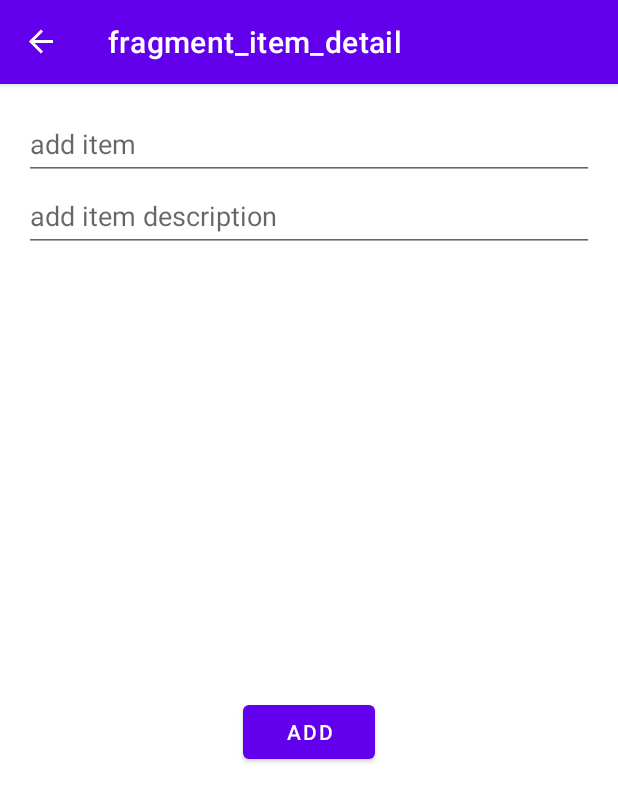
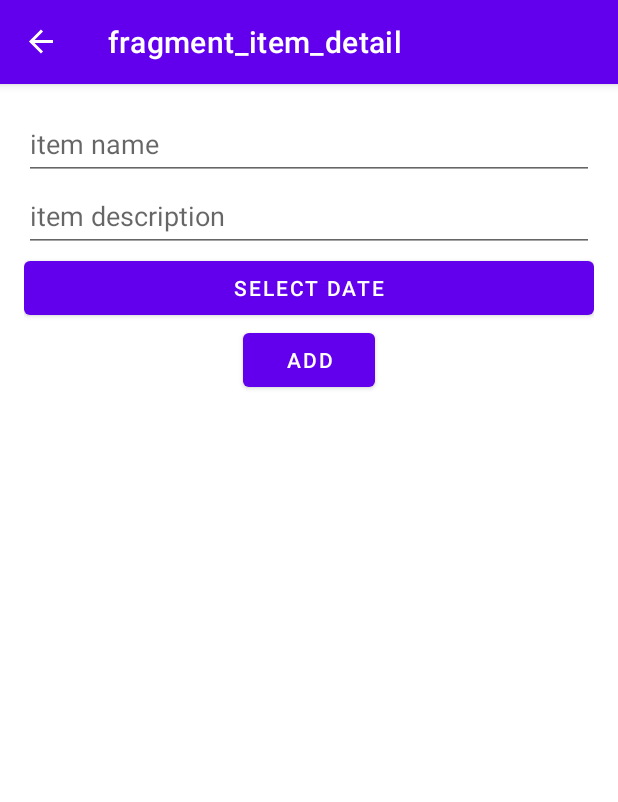
Before and after one commit to pikachuabc/DigitalRefrige, an Android app: the screen it shows after launch (MainActivity), after a tap on an icon or button, on a phone screen of 412 x 824 dp. Shown: the top 802 px of the screen. Run offline under Robolectric (Android 15) with nearby library versions, the phone set to English and light mode, and no system bars; our stand-ins replace Dagger/Hilt's generated code, data binding, navigation-ui; 4 statements that could not run were skipped.

Commit message:
complete crud on item and optimize code blocks

```diff
--- a/app/build.gradle
+++ b/app/build.gradle
@@ -31,6 +31,10 @@ android {
 
     viewBinding {
         enabled = true
+    }
+
+    buildFeatures {
+        dataBinding true
     }
 
     compileOptions {
--- a/app/src/main/java/com/example/digitalrefrige/model/dataSource/ItemDAO.java
+++ b/app/src/main/java/com/example/digitalrefrige/model/dataSource/ItemDAO.java
@@ -13,7 +13,7 @@ import java.util.List;
 
 @Dao
 public interface ItemDAO {
-    @Query("select * from item_table")
+    @Query("select * from item_table order by createDate")
     LiveData<List<Item>> getAllItems();
 
     @Insert
--- a/app/src/main/java/com/example/digitalrefrige/views/itemList/ItemDetailFragment.java
+++ b/app/src/main/java/com/example/digitalrefrige/views/itemList/ItemDetailFragment.java
@@ -1,10 +1,12 @@
 package com.example.digitalrefrige.views.itemList;
 
+import android.app.DatePickerDialog;
 import android.os.Bundle;
 
 import androidx.activity.OnBackPressedCallback;
 import androidx.annotation.NonNull;
 import androidx.annotation.Nullable;
+import androidx.fragment.app.DialogFragment;
 import androidx.fragment.app.Fragment;
 import androidx.lifecycle.ViewModelProvider;
 import androidx.navigation.Navigation;
@@ -14,6 +16,7 @@ import android.view.Menu;
 import android.view.MenuItem;
 import android.view.View;
 import android.view.ViewGroup;
+import android.widget.DatePicker;
 import android.widget.Toast;
 
 import com.example.digitalrefrige.MainActivity;
@@ -21,6 +24,12 @@ import com.example.digitalrefrige.R;
 import com.example.digitalrefrige.databinding.FragmentItemDetailBinding;
 import com.example.digitalrefrige.model.dataHolder.Item;
 import com.example.digitalrefrige.viewModel.ItemDetailViewModel;
+import com.example.digitalrefrige.views.common.TimePickerFragment;
+
+import java.text.DateFormat;
+import java.text.SimpleDateFormat;
+import java.util.Calendar;
+import java.util.Date;
 
 /**
  * A simple {@link Fragment} subclass.
@@ -29,8 +38,7 @@ import com.example.digitalrefrige.viewModel.ItemDetailViewModel;
  */
 public class ItemDetailFragment extends Fragment {
 
-    public static final int EDIT_OR_DELETE_ITEM = 0;
-    public static final int CREATE_NEW_ITEM = 1;
+    public static final int CREATE_NEW_ITEM = -1;
 
 
     private FragmentItemDetailBinding binding;
@@ -38,79 +46,83 @@ public class ItemDetailFragment extends Fragment {
 
 
     @Override
-    public void onPrepareOptionsMenu(@NonNull Menu menu) {
-        super.onPrepareOptionsMenu(menu);
-        MenuItem item = menu.findItem(R.id.button_add_item);
-    }
-
-    @Override
     public void onViewCreated(@NonNull View view, @Nullable Bundle savedInstanceState) {
         // inject viewModel
         itemDetailViewModel = new ViewModelProvider(requireActivity()).get(ItemDetailViewModel.class);
-        //hide bottom bar
+        // hide bottom bar
         ((MainActivity) getActivity()).mainBottomBar(false);
 
-//        ((MainActivity) getActivity()).getOnBackPressedDispatcher().addCallback(getViewLifecycleOwner(), new OnBackPressedCallback(true) {
-//            @Override
-//            public void handleOnBackPressed() {
-//                Toast.makeText(getContext(),"hahahahah",Toast.LENGTH_SHORT);
-//                Navigation.findNavController(view).popBackStack();
-//            }
-//        });
+        // prepare viewModel and bind model into xml(view)
+        int itemId = ItemDetailFragmentArgs.fromBundle(getArguments()).getItemID();
+        itemDetailViewModel.bindWithItem(itemId);
+        binding.setItemDetailViewModel(itemDetailViewModel);
 
-        // distinguish add item or edit item
-        int opeMode = ItemDetailFragmentArgs.fromBundle(getArguments()).getOperationMode();
-        if (opeMode == EDIT_OR_DELETE_ITEM) {
-            int itemId = ItemDetailFragmentArgs.fromBundle(getArguments()).getItemID();
-            itemDetailViewModel.bindWithItem(itemId);
-            Item curItem = itemDetailViewModel.getCurItem();
-            if (curItem == null) {
-                // TODO something wrong....
-            } else {
-                binding.editTextName.setText(curItem.getName());
-                binding.editTextDescription.setText(curItem.getDescription());
-
-                binding.buttonDeleteOrAdd.setText(R.string.delete_current_item);
-                binding.buttonDeleteOrAdd.setOnClickListener(new View.OnClickListener() {
-                    @Override
-                    public void onClick(View view) {
-                        binding.editTextName.clearFocus();
-                        binding.editTextDescription.clearFocus();
-                        itemDetailViewModel.deleteCurItem();
-                        Navigation.findNavController(view).popBackStack();
-                    }
-                });
-            }
-        } else if (opeMode == CREATE_NEW_ITEM) {
-            binding.editTextName.setHint("add item");
-            binding.editTextDescription.setHint("add item description");
-            binding.buttonDeleteOrAdd.setText(R.string.add_new_item);
-            binding.buttonDeleteOrAdd.setOnClickListener(new View.OnClickListener() {
-                @Override
-                public void onClick(View view) {
-                    String itemName = binding.editTextName.getText().toString();
-                    String itemDescription = binding.editTextDescription.getText().toString();
-                    binding.editTextName.clearFocus();
-                    binding.editTextDescription.clearFocus();
-                    if (!"".equals(itemName)) {
-                        itemDetailViewModel.insertItem(new Item(itemName, itemDescription));
-                        Navigation.findNavController(view).popBackStack();
-                    } else {
-                        Toast.makeText(getContext(),"Need item name",Toast.LENGTH_SHORT).show();
-                    }
-                }
-            });
+        // set button listener
+        binding.timePickerButton.setOnClickListener(this::showTimePickerDialog);
+        if (itemId == CREATE_NEW_ITEM) {
+            binding.buttonDelete.setVisibility(View.GONE);
+            binding.buttonUpdate.setVisibility(View.GONE);
+            binding.buttonAdd.setOnClickListener(this::onAddButtonClicked);
+        } else {
+            binding.buttonAdd.setVisibility(View.GONE);
+            binding.buttonDelete.setOnClickListener(this::onDeleteButtonClicked);
+            binding.buttonUpdate.setOnClickListener(this::onUpdateButtonClicked);
         }
 
     }
 
     @Override
-    public View onCreateView(LayoutInflater inflater, ViewGroup container,
+    public View onCreateView(@NonNull LayoutInflater inflater, ViewGroup container,
                              Bundle savedInstanceState) {
         // Inflate the layout for this fragment
         binding = FragmentItemDetailBinding.inflate(inflater, container, false);
         return binding.getRoot();
     }
 
+    public void showTimePickerDialog(View v) {
+        DialogFragment newFragment = new TimePickerFragment(new DatePickerDialog.OnDateSetListener() {
+            @Override
+            public void onDateSet(DatePicker datePicker, int i, int i1, int i2) {
+                String msg = i + "-" + (i1 + 1) + "-" + i2;
+                binding.timePickerButton.setText(msg);
+            }
+        });
+        newFragment.show(getParentFragmentManager(), "timePicker");
+    }
+
+    public void onDeleteButtonClicked(View view) {
+        binding.editTextName.clearFocus();
+        binding.editTextDescription.clearFocus();
+        itemDetailViewModel.deleteCurItem();
+        Navigation.findNavController(view).popBackStack();
+        Toast.makeText(getContext(), "item deleted", Toast.LENGTH_SHORT).show();
+    }
+
+    public void onAddButtonClicked(View view) {
+        binding.editTextName.clearFocus();
+        binding.editTextDescription.clearFocus();
+        if (!"".equals(itemDetailViewModel.getCurItem().getName())) {
+            // TODO need get date from text
+            itemDetailViewModel.insertItem(itemDetailViewModel.getCurItem());
+            Navigation.findNavController(view).popBackStack();
+            Toast.makeText(getContext(), "Item added", Toast.LENGTH_SHORT).show();
+        } else {
+            Toast.makeText(getContext(), "Need item name", Toast.LENGTH_SHORT).show();
+        }
+    }
+
+    public void onUpdateButtonClicked(View view) {
+        binding.editTextName.clearFocus();
+        binding.editTextDescription.clearFocus();
+        if (!"".equals(itemDetailViewModel.getCurItem().getName())) {
+            // TODO need get date from text
+            itemDetailViewModel.updateItem(itemDetailViewModel.getCurItem());
+            Navigation.findNavController(view).popBackStack();
+            Toast.makeText(getContext(), "Item updated", Toast.LENGTH_SHORT).show();
+        } else {
+            Toast.makeText(getContext(), "Need item name", Toast.LENGTH_SHORT).show();
+        }
+    }
+
 
 }
--- a/app/src/main/java/com/example/digitalrefrige/views/itemList/ItemListFragment.java
+++ b/app/src/main/java/com/example/digitalrefrige/views/itemList/ItemListFragment.java
@@ -45,7 +45,7 @@ public class ItemListFragment extends Fragment {
 
         binding = FragmentItemListBinding.inflate(inflater, container, false);
         // set main nav bar visible
-        ((MainActivity)getActivity()).mainBottomBar(true);
+        ((MainActivity) getActivity()).mainBottomBar(true);
         // config adapter for the recyclerView
         RecyclerView itemListRecyclerView = binding.recyclerView;
         itemListRecyclerView.setLayoutManager(new LinearLayoutManager(this.getContext()));
@@ -59,6 +59,7 @@ public class ItemListFragment extends Fragment {
             @Override
             public void onChanged(List<Item> items) {
                 itemListAdapter.submitList(items);
+                itemListRecyclerView.post(() -> itemListRecyclerView.smoothScrollToPosition(0));
             }
         });
 
@@ -73,7 +74,7 @@ public class ItemListFragment extends Fragment {
             public void onSwiped(@NonNull RecyclerView.ViewHolder viewHolder, int direction) {
                 Item toDelete = itemListAdapter.getCurrentList().get(viewHolder.getAdapterPosition());
                 itemListViewModel.deleteItem(toDelete);
-                Toast.makeText(getContext(),"Item deleted",Toast.LENGTH_SHORT).show();
+                Toast.makeText(getContext(), "Item deleted", Toast.LENGTH_SHORT).show();
             }
         }).attachToRecyclerView(itemListRecyclerView);
 
@@ -81,7 +82,7 @@ public class ItemListFragment extends Fragment {
         binding.buttonAddItem.setOnClickListener(new View.OnClickListener() {
             @Override
             public void onClick(View view) {
-                NavDirections directions = (NavDirections) ItemListFragmentDirections.actionItemListFragmentToItemDetailFragment(-1, ItemDetailFragment.CREATE_NEW_ITEM);
+                NavDirections directions = (NavDirections) ItemListFragmentDirections.actionItemListFragmentToItemDetailFragment(ItemDetailFragment.CREATE_NEW_ITEM);
                 Navigation.findNavController(view).navigate(directions);
             }
         });
--- a/app/src/main/res/layout/fragment_item_detail.xml
+++ b/app/src/main/res/layout/fragment_item_detail.xml
@@ -1,12 +1,21 @@
 <?xml version="1.0" encoding="utf-8"?>
-<FrameLayout xmlns:android="http://schemas.android.com/apk/res/android"
+<layout xmlns:android="http://schemas.android.com/apk/res/android"
     xmlns:app="http://schemas.android.com/apk/res-auto"
-    xmlns:tools="http://schemas.android.com/tools"
-    android:padding="16dp"
+    xmlns:tools="http://schemas.android.com/tools">
+
+    <data>
+
+        <variable
+            name="itemDetailViewModel"
+            type="com.example.digitalrefrige.viewModel.ItemDetailViewModel" />
+        <!--        <import type="com.example.digitalrefrige.utils.Converters"/>-->
+    </data>
+
+    <FrameLayout
         android:layout_width="match_parent"
         android:layout_height="match_parent"
+        android:padding="16dp"
         tools:context=".views.itemList.ItemDetailFragment">
-
 
         <androidx.constraintlayout.widget.ConstraintLayout
             android:layout_width="match_parent"
@@ -16,9 +25,10 @@
                 android:id="@+id/edit_text_name"
                 android:layout_width="match_parent"
                 android:layout_height="wrap_content"
-            android:hint="name"
+                android:hint="@string/item_name"
                 android:inputType="text"
                 android:minHeight="48dp"
+                android:text="@={itemDetailViewModel.curItem.name}"
                 app:layout_constraintEnd_toEndOf="parent"
                 app:layout_constraintStart_toStartOf="parent"
                 app:layout_constraintTop_toTopOf="parent" />
@@ -27,24 +37,57 @@
                 android:id="@+id/edit_text_description"
                 android:layout_width="match_parent"
                 android:layout_height="wrap_content"
-            android:hint="description"
+                android:hint="@string/item_description"
                 android:inputType="textMultiLine"
                 android:minHeight="48dp"
+                android:text="@={itemDetailViewModel.curItem.description}"
                 app:layout_constraintEnd_toEndOf="parent"
                 app:layout_constraintStart_toStartOf="parent"
                 app:layout_constraintTop_toBottomOf="@+id/edit_text_name" />
 
+
             <Button
-            android:id="@+id/button_delete_or_add"
-            android:layout_width="wrap_content"
+                android:id="@+id/time_picker_button"
+                android:layout_width="0dp"
                 android:layout_height="wrap_content"
-            android:text="Delete"
-            app:layout_constraintBottom_toBottomOf="parent"
+                android:hint="@string/select_date"
+                android:text="@={itemDetailViewModel.timeStr}"
+                android:textColorHint="@color/white"
                 app:layout_constraintEnd_toEndOf="parent"
                 app:layout_constraintStart_toStartOf="parent"
                 app:layout_constraintTop_toBottomOf="@+id/edit_text_description" />
+
+
+            <Button
+                android:id="@+id/button_delete"
+                android:layout_width="wrap_content"
+                android:layout_height="wrap_content"
+                android:text="@string/delete_current_item"
+                app:layout_constraintEnd_toEndOf="parent"
+                app:layout_constraintStart_toStartOf="parent"
+                app:layout_constraintTop_toBottomOf="@+id/button_update" />
+
+            <Button
+                android:id="@+id/button_update"
+                android:layout_width="wrap_content"
+                android:layout_height="wrap_content"
+                android:text="@string/update_current_item"
+                app:layout_constraintEnd_toEndOf="parent"
+                app:layout_constraintStart_toStartOf="parent"
+                app:layout_constraintTop_toBottomOf="@+id/time_picker_button" />
+
+            <Button
+                android:id="@+id/button_add"
+                android:layout_width="wrap_content"
+                android:layout_height="wrap_content"
+                android:text="@string/add_new_item"
+                app:layout_constraintEnd_toEndOf="parent"
+                app:layout_constraintHorizontal_bias="0.501"
+                app:layout_constraintStart_toStartOf="parent"
+                app:layout_constraintTop_toBottomOf="@+id/button_delete" />
 
         </androidx.constraintlayout.widget.ConstraintLayout>
 
 
     </FrameLayout>
+</layout>
--- a/app/src/main/res/navigation/nav_graph.xml
+++ b/app/src/main/res/navigation/nav_graph.xml
@@ -28,9 +28,6 @@
         <argument
             android:name="itemID"
             app:argType="integer" />
-        <argument
-            android:name="operationMode"
-            app:argType="integer" />
     </fragment>
 
     <fragment
--- a/app/src/main/res/values/strings.xml
+++ b/app/src/main/res/values/strings.xml
@@ -4,4 +4,8 @@
     <string name="hello_blank_fragment">Hello blank fragment</string>
     <string name="add_new_item">ADD</string>
     <string name="delete_current_item">DELETE</string>
+    <string name="update_current_item">UPDATE</string>
+    <string name="item_name">item name</string>
+    <string name="item_description">item description</string>
+    <string name="select_date">SELECT DATE</string>
 </resources>
```
Also changed, not shown: app/src/main/java/com/example/digitalrefrige/model/dataHolder/Item.java (+17 -1 lines), app/src/main/java/com/example/digitalrefrige/model/dataSource/LocalDataBase.java (+8 -1 lines), app/src/main/java/com/example/digitalrefrige/utils/Converters.java (added, +43 -0 lines), app/src/main/java/com/example/digitalrefrige/viewModel/ItemDetailViewModel.java (+18 -3 lines), app/src/main/java/com/example/digitalrefrige/viewModel/adapters/ItemListAdapter.java (+15 -13 lines), app/src/main/java/com/example/digitalrefrige/views/common/TimePickerFragment.java (added, +48 -0 lines), app/src/main/res/layout/fragment_time_picker.xml (added, +14 -0 lines), app/src/main/res/layout/item_card.xml (+9 -0 lines). Lines whose indentation alone changed are shown as unchanged.
